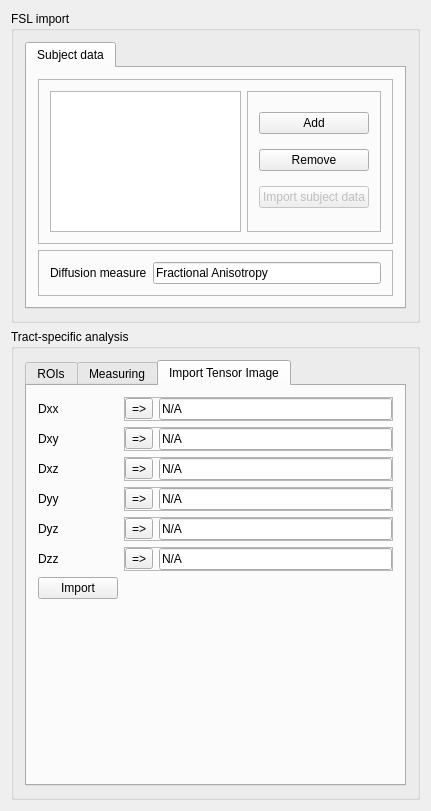
Above: Plugins/org.mitk.gui.qt.diffusionimaging/src/internal/QmitkTractbasedSpatialStatisticsViewControls.ui from MITK/MITK before the change. Below: the same form after it.
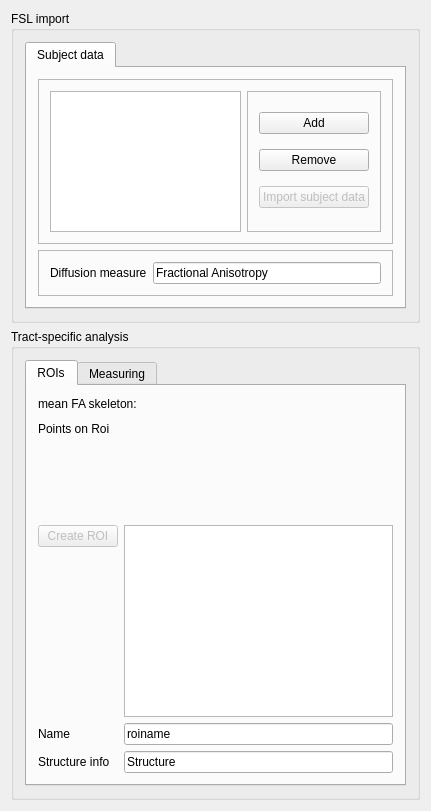
That is the form after the change. Custom widgets are drawn as their Qt base class.

Commit message: removed tab import tensor from components

Patch:
```diff
--- a/Plugins/org.mitk.gui.qt.diffusionimaging/src/internal/QmitkTractbasedSpatialStatisticsViewControls.ui
+++ b/Plugins/org.mitk.gui.qt.diffusionimaging/src/internal/QmitkTractbasedSpatialStatisticsViewControls.ui
@@ -163,7 +163,7 @@
          <string>To create a roi first load a tbss meta image into the datamanager</string>
         </property>
         <property name="currentIndex">
-         <number>2</number>
+         <number>0</number>
         </property>
         <widget class="QWidget" name="m_RoiTab">
          <attribute name="title">
@@ -292,308 +292,6 @@
           </item>
          </layout>
         </widget>
-        <widget class="QWidget" name="tab_2">
-         <attribute name="title">
-          <string>Import Tensor Image</string>
-         </attribute>
-         <layout class="QFormLayout" name="formLayout_2">
-          <item row="0" column="0">
-           <widget class="QLabel" name="label_5">
-            <property name="text">
-             <string>Dxx</string>
-            </property>
-           </widget>
-          </item>
-          <item row="0" column="1">
-           <widget class="QFrame" name="m_MaskFrame">
-            <property name="toolTip">
-             <string>Binary mask image to reduce the algorithms search space.</string>
-            </property>
-            <property name="frameShape">
-             <enum>QFrame::StyledPanel</enum>
-            </property>
-            <property name="frameShadow">
-             <enum>QFrame::Raised</enum>
-            </property>
-            <layout class="QHBoxLayout" name="horizontalLayout">
-             <property name="margin">
-              <number>0</number>
-             </property>
-             <item>
-              <widget class="QToolButton" name="m_SetDxx">
-               <property name="enabled">
-                <bool>true</bool>
-               </property>
-               <property name="text">
-                <string>=&gt;</string>
-               </property>
-              </widget>
-             </item>
-             <item>
-              <widget class="QLineEdit" name="m_DxxImageEdit">
-               <property name="enabled">
-                <bool>true</bool>
-               </property>
-               <property name="text">
-                <string>N/A</string>
-               </property>
-               <property name="readOnly">
-                <bool>true</bool>
-               </property>
-              </widget>
-             </item>
-            </layout>
-           </widget>
-          </item>
-          <item row="1" column="0">
-           <widget class="QLabel" name="label_6">
-            <property name="text">
-             <string>Dxy</string>
-            </property>
-           </widget>
-          </item>
-          <item row="1" column="1">
-           <widget class="QFrame" name="m_MaskFrame_2">
-            <property name="toolTip">
-             <string>Binary mask image to reduce the algorithms search space.</string>
-            </property>
-            <property name="frameShape">
-             <enum>QFrame::StyledPanel</enum>
-            </property>
-            <property name="frameShadow">
-             <enum>QFrame::Raised</enum>
-            </property>
-            <layout class="QHBoxLayout" name="horizontalLayout_3">
-             <property name="margin">
-              <number>0</number>
-             </property>
-             <item>
-              <widget class="QToolButton" name="m_SetDxy">
-               <property name="enabled">
-                <bool>true</bool>
-               </property>
-               <property name="text">
-                <string>=&gt;</string>
-               </property>
-              </widget>
-             </item>
-             <item>
-              <widget class="QLineEdit" name="m_DxyImageEdit">
-               <property name="enabled">
-                <bool>true</bool>
-               </property>
-               <property name="text">
-                <string>N/A</string>
-               </property>
-               <property name="readOnly">
-                <bool>true</bool>
-               </property>
-              </widget>
-             </item>
-            </layout>
-           </widget>
-          </item>
-          <item row="2" column="0">
-           <widget class="QLabel" name="label_7">
-            <property name="text">
-             <string>Dxz</string>
-            </property>
-           </widget>
-          </item>
-          <item row="2" column="1">
-           <widget class="QFrame" name="m_MaskFrame_3">
-            <property name="toolTip">
-             <string>Binary mask image to reduce the algorithms search space.</string>
-            </property>
-            <property name="frameShape">
-             <enum>QFrame::StyledPanel</enum>
-            </property>
-            <property name="frameShadow">
-             <enum>QFrame::Raised</enum>
-            </property>
-            <layout class="QHBoxLayout" name="horizontalLayout_5">
-             <property name="margin">
-              <number>0</number>
-             </property>
-             <item>
-              <widget class="QToolButton" name="m_SetDxz">
-               <property name="enabled">
-                <bool>true</bool>
-               </property>
-               <property name="text">
-                <string>=&gt;</string>
-               </property>
-              </widget>
-             </item>
-             <item>
-              <widget class="QLineEdit" name="m_DxzImageEdit">
-               <property name="enabled">
-                <bool>true</bool>
-               </property>
-               <property name="text">
-                <string>N/A</string>
-               </property>
-               <property name="readOnly">
-                <bool>true</bool>
-               </property>
-              </widget>
-             </item>
-            </layout>
-           </widget>
-          </item>
-          <item row="3" column="0">
-           <widget class="QLabel" name="label_8">
-            <property name="text">
-             <string>Dyy</string>
-            </property>
-           </widget>
-          </item>
-          <item row="3" column="1">
-           <widget class="QFrame" name="m_MaskFrame_4">
-            <property name="toolTip">
-             <string>Binary mask image to reduce the algorithms search space.</string>
-            </property>
-            <property name="frameShape">
-             <enum>QFrame::StyledPanel</enum>
-            </property>
-            <property name="frameShadow">
-             <enum>QFrame::Raised</enum>
-            </property>
-            <layout class="QHBoxLayout" name="horizontalLayout_6">
-             <property name="margin">
-              <number>0</number>
-             </property>
-             <item>
-              <widget class="QToolButton" name="m_SetDyy">
-               <property name="enabled">
-                <bool>true</bool>
-               </property>
-               <property name="text">
-                <string>=&gt;</string>
-               </property>
-              </widget>
-             </item>
-             <item>
-              <widget class="QLineEdit" name="m_DyyImageEdit">
-               <property name="enabled">
-                <bool>true</bool>
-               </property>
-               <property name="text">
-                <string>N/A</string>
-               </property>
-               <property name="readOnly">
-                <bool>true</bool>
-               </property>
-              </widget>
-             </item>
-            </layout>
-           </widget>
-          </item>
-          <item row="4" column="0">
-           <widget class="QLabel" name="label_9">
-            <property name="text">
-             <string>Dyz</string>
-            </property>
-           </widget>
-          </item>
-          <item row="4" column="1">
-           <widget class="QFrame" name="m_MaskFrame_5">
-            <property name="toolTip">
-             <string>Binary mask image to reduce the algorithms search space.</string>
-            </property>
-            <property name="frameShape">
-             <enum>QFrame::StyledPanel</enum>
-            </property>
-            <property name="frameShadow">
-             <enum>QFrame::Raised</enum>
-            </property>
-            <layout class="QHBoxLayout" name="horizontalLayout_7">
-             <property name="margin">
-              <number>0</number>
-             </property>
-             <item>
-              <widget class="QToolButton" name="m_SetDyz">
-               <property name="enabled">
-                <bool>true</bool>
-               </property>
-               <property name="text">
-                <string>=&gt;</string>
-               </property>
-              </widget>
-             </item>
-             <item>
-              <widget class="QLineEdit" name="m_DyzImageEdit">
-               <property name="enabled">
-                <bool>true</bool>
-               </property>
-               <property name="text">
-                <string>N/A</string>
-               </property>
-               <property name="readOnly">
-                <bool>true</bool>
-               </property>
-              </widget>
-             </item>
-            </layout>
-           </widget>
-          </item>
-          <item row="5" column="0">
-           <widget class="QLabel" name="label_10">
-            <property name="text">
-             <string>Dzz</string>
-            </property>
-           </widget>
-          </item>
-          <item row="5" column="1">
-           <widget class="QFrame" name="m_MaskFrame_6">
-            <property name="toolTip">
-             <string>Binary mask image to reduce the algorithms search space.</string>
-            </property>
-            <property name="frameShape">
-             <enum>QFrame::StyledPanel</enum>
-            </property>
-            <property name="frameShadow">
-             <enum>QFrame::Raised</enum>
-            </property>
-            <layout class="QHBoxLayout" name="horizontalLayout_8">
-             <property name="margin">
-              <number>0</number>
-             </property>
-             <item>
-              <widget class="QToolButton" name="m_SetDzz">
-               <property name="enabled">
-                <bool>true</bool>
-               </property>
-               <property name="text">
-                <string>=&gt;</string>
-               </property>
-              </widget>
-             </item>
-             <item>
-              <widget class="QLineEdit" name="m_DzzImageEdit">
-               <property name="enabled">
-                <bool>true</bool>
-               </property>
-               <property name="text">
-                <string>N/A</string>
-               </property>
-               <property name="readOnly">
-                <bool>true</bool>
-               </property>
-              </widget>
-             </item>
-            </layout>
-           </widget>
-          </item>
-          <item row="6" column="0">
-           <widget class="QPushButton" name="m_TensorByComps">
-            <property name="text">
-             <string>Import</string>
-            </property>
-           </widget>
-          </item>
-         </layout>
-        </widget>
        </widget>
       </item>
      </layout>
```
The commit also changes 2 other files.
